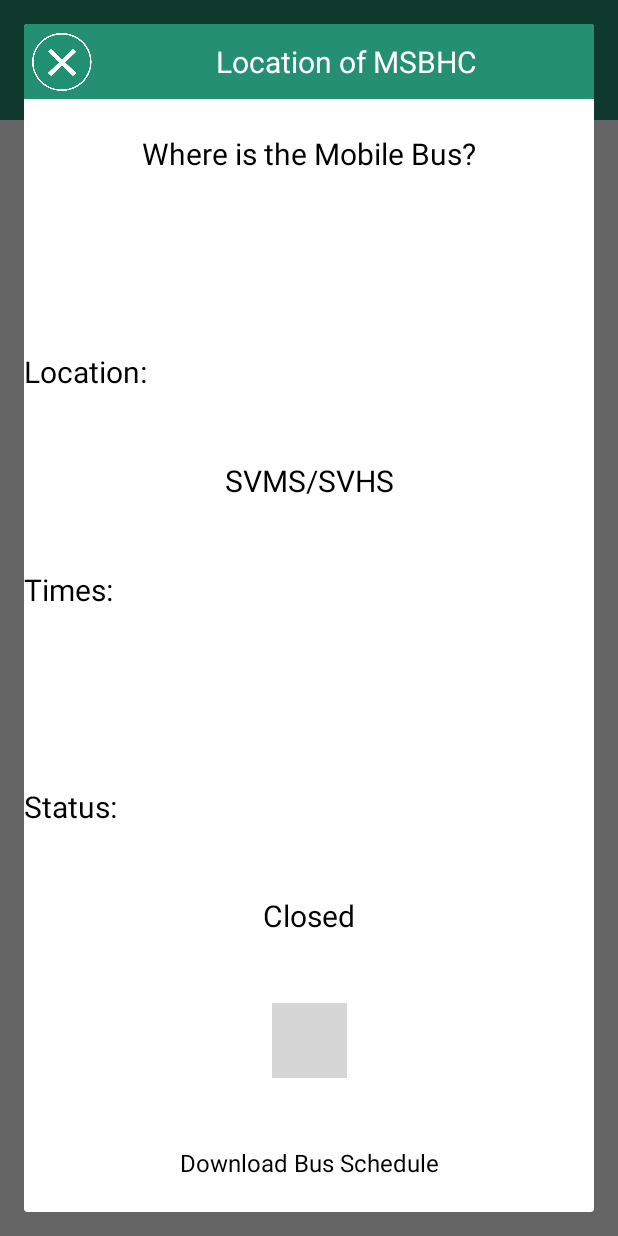
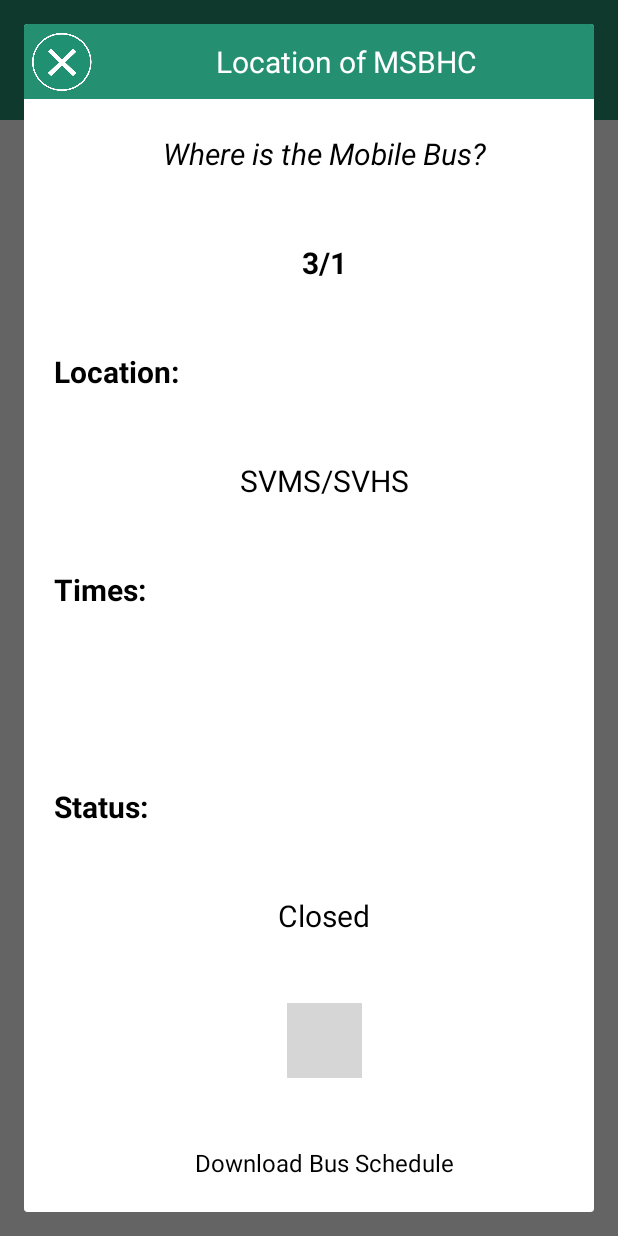
Before and after one commit to erodedpretzel/ProHealth2, an Android app: the screen it shows after launch (MainActivity), after a tap on an icon or button, on a phone screen of 412 x 824 dp. Run offline under Robolectric (Android 15) with nearby library versions, the phone set to English and light mode, and no system bars; 1 statement that could not run was skipped; grey boxes are pictures that could not be loaded.

Commit message:
Bus Tracker cleaned up and ready for database. Possibly do toasts for the forms section

```diff
--- a/app/src/main/java/vpchc/prohealth/MainActivity.java
+++ b/app/src/main/java/vpchc/prohealth/MainActivity.java
@@ -309,6 +309,15 @@ public class MainActivity extends AppCompatActivity {
             trackerDialog.show();
         }
 
+        Calendar currDate = Calendar.getInstance();
+        String todaysMonth = Integer.toString(currDate.get(Calendar.MONTH) + 1);
+        String todaysDay = Integer.toString(currDate.get(Calendar.DATE));
+        String todaysDate = todaysMonth + "/" + todaysDay;
+        TextView todaysDateText = (TextView) trackerDialog.findViewById(R.id.trackerDateText);
+        todaysDateText.setText(todaysDate);
+
+
+
 // Check the times for current day location 1
         busSchedule = busTrackerSchedules(0);
         today = getCurrDay();
@@ -348,6 +357,9 @@ public class MainActivity extends AppCompatActivity {
         }
         View buttonTrackerClose = trackerDialog.findViewById(R.id.buttonTrackerCallClose);
         buttonTrackerClose.setOnClickListener(trackerListener);
+
+        View buttonTrackerScheduleDownload = trackerDialog.findViewById(R.id.buttonTrackerScheduleDownload);
+        buttonTrackerScheduleDownload.setOnClickListener(trackerListener);
     }
 
     private String[] busTrackerSchedules(int choice){
@@ -764,8 +776,15 @@ public class MainActivity extends AppCompatActivity {
     private View.OnClickListener trackerListener = new View.OnClickListener() {
         public void onClick(View v) {
             switch (v.getId()) {
+                case R.id.buttonTrackerScheduleDownload:
+                    Toast.makeText(getApplicationContext(),"Downloading MSBHC Schedule...",Toast.LENGTH_SHORT).show();
+                    Uri scheduleUri = Uri.parse("http://vpchc.org/files/MSBHC_2016_Jan_May.pdf?");
+                    Intent scheduleIntent = new Intent(Intent.ACTION_VIEW, scheduleUri);
+                    startActivity(scheduleIntent);
+                    break;
                 case R.id.buttonTrackerCallClose:
-                   busTrackerMain(0);
+                    busTrackerMain(0);
+                    break;
                 default:
                     break;
             }
--- a/app/src/main/res/layout/tracker_dialog.xml
+++ b/app/src/main/res/layout/tracker_dialog.xml
@@ -42,6 +42,20 @@
             android:text="@string/trackerTitleText"
             android:textSize="@dimen/call_location"
             android:textColor="#000000"
+            android:textStyle="italic"
+
+            grid:layout_columnWeight="1"
+            grid:layout_rowWeight="1"
+            grid:layout_gravity="center"
+            />
+        <TextView
+            android:id="@+id/trackerDateText"
+            android:layout_width="wrap_content"
+            android:layout_height="wrap_content"
+            android:text=" "
+            android:textSize="@dimen/call_location"
+            android:textColor="#000000"
+            android:textStyle="bold"
 
             grid:layout_columnWeight="1"
             grid:layout_rowWeight="1"
@@ -50,21 +64,12 @@
         <TextView
             android:layout_width="wrap_content"
             android:layout_height="wrap_content"
-            android:text=" "
-            android:textSize="@dimen/call_location"
-            android:textColor="#000000"
-
-            grid:layout_columnWeight="1"
-            grid:layout_rowWeight="1"
-            grid:layout_gravity="center"
-            />
-
-        <TextView
-            android:layout_width="wrap_content"
-            android:layout_height="wrap_content"
+            android:layout_marginLeft="20dp"
             android:text="@string/trackerLocationText"
             android:textColor="#000000"
             android:textSize="@dimen/call_location"
+            android:textStyle="bold"
+
             grid:layout_columnWeight="1"
             grid:layout_rowWeight="1"
             grid:layout_gravity="left|center"
@@ -87,6 +92,7 @@
             android:text="@string/trackerTimes"
             android:textColor="#000000"
             android:textSize="@dimen/call_location"
+            android:textStyle="bold"
             grid:layout_columnWeight="1"
             grid:layout_rowWeight="1"
             grid:layout_gravity="left|center"
@@ -109,6 +115,7 @@
             android:text="@string/trackerStatus"
             android:textColor="#000000"
             android:textSize="@dimen/call_location"
+            android:textStyle="bold"
             grid:layout_columnWeight="1"
             grid:layout_rowWeight="1"
             grid:layout_gravity="left|center"
@@ -126,6 +133,7 @@
             grid:layout_gravity="center"
             />
         <ImageView
+            android:id="@+id/buttonTrackerScheduleDownload"
             android:layout_width="50dp"
             android:layout_height="50dp"
             android:text="@string/call_location_terre"
@@ -134,7 +142,7 @@
             grid:layout_columnWeight="1"
             grid:layout_rowWeight="1"
             grid:layout_gravity="center"
-            android:src="@drawable/download_button"
+            android:src="@drawable/download_button_off"
             />
         <TextView
             android:layout_width="wrap_content"
```
